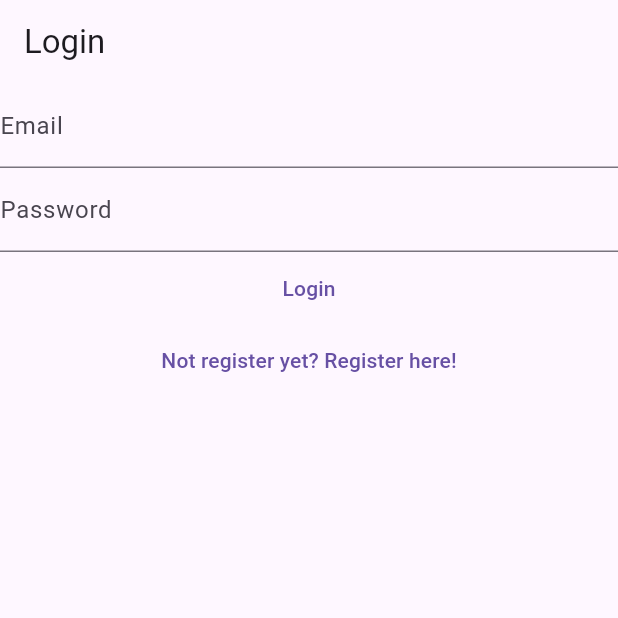
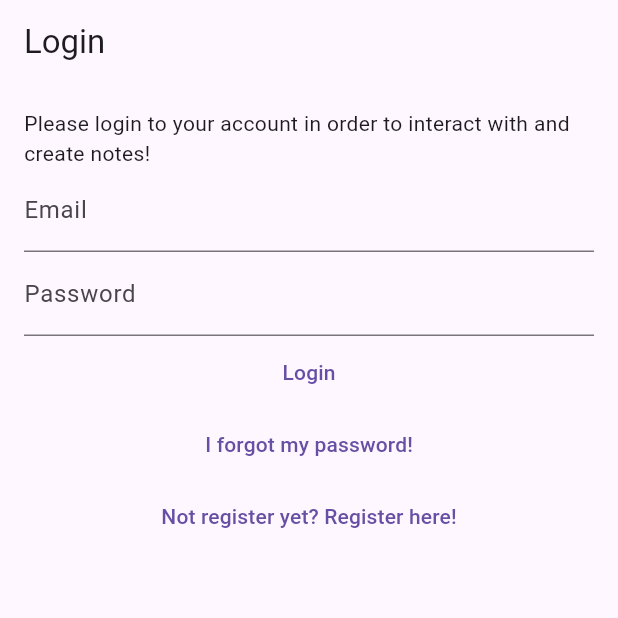
Before and after one commit to lord-ainsoowlgown/my-notes, a Flutter app: the screen it shows after launch, on a phone screen of 412 x 824 dp, the top half of it. Run offline on Flutter 3.47's test engine with Material 3 defaults, Android fonts, the phone set to English and light mode, and no system bars; our stand-ins replace bloc, cloud_firestore, equatable, firebase_auth, firebase_core, flutter_bloc and 1 more; accounts and stored records are empty; generated files the repository leaves out were written again.

Commit message:
Implemented Password Reset Functionality

```diff
--- a/lib/main.dart
+++ b/lib/main.dart
@@ -6,6 +6,7 @@ import 'package:mynotes/services/auth/bloc/auth_bloc.dart';
 import 'package:mynotes/services/auth/bloc/auth_event.dart';
 import 'package:mynotes/services/auth/bloc/auth_state.dart';
 import 'package:mynotes/services/auth/firebase_auth_provider.dart';
+import 'package:mynotes/views/forgot_password_view.dart';
 import 'package:mynotes/views/login_view.dart';
 import 'package:mynotes/views/notes/create_update_note_view.dart';
 import 'package:mynotes/views/notes/notes_view.dart';
@@ -49,6 +50,8 @@ class HomePage extends StatelessWidget {
       builder: (context, state) {
       if (state is AuthStateLoggedIn) {
         return const NotesView();
+      } else if (state is AuthStateForgotPassword) {
+        return const ForgotPasswordView();
       } else if (state is AuthStateNeedsVerification) {
         return const VerifyEmailView();
       } else if (state is AuthStateLoggedOut) {
--- a/lib/services/auth/auth_provider.dart
+++ b/lib/services/auth/auth_provider.dart
@@ -16,4 +16,5 @@ abstract class AuthProvider {
 
   Future<void> sendEmailVerification();
   Future<void> logOut();
+  Future<void> sendPasswordReset({required String toEmail});
 }
--- a/lib/services/auth/auth_service.dart
+++ b/lib/services/auth/auth_service.dart
@@ -29,4 +29,7 @@ class AuthService implements AuthProvider {
 
   @override
   Future<void> initialize() => provider.initialize();
+
+  @override
+  Future<void> sendPasswordReset({required String toEmail}) => provider.sendPasswordReset(toEmail: toEmail);
 }
--- a/lib/services/auth/bloc/auth_event.dart
+++ b/lib/services/auth/bloc/auth_event.dart
@@ -17,26 +17,25 @@ class AuthEventLogin extends AuthEvent {
   final String email;
   final String password;
 
-  const AuthEventLogin(
-    this.email,
-    this.password,
-  );
+  const AuthEventLogin(this.email, this.password);
 }
 
 class AuthEventRegister extends AuthEvent {
   final String email;
   final String password;
 
-  const AuthEventRegister(
-    this.email,
-    this.password,
-  );
+  const AuthEventRegister(this.email, this.password);
 }
 
 class AuthEventShouldRegister extends AuthEvent {
   const AuthEventShouldRegister();
 }
 
+class AuthEventForgotPassword extends AuthEvent {
+  final String? email;
+  const AuthEventForgotPassword({this.email});
+}
+
 class AuthEventLogout extends AuthEvent {
   const AuthEventLogout();
 }
--- a/lib/services/auth/bloc/auth_state.dart
+++ b/lib/services/auth/bloc/auth_state.dart
@@ -6,28 +6,41 @@ import 'package:equatable/equatable.dart';
 abstract class AuthState {
   final bool isLoading;
   final String? loadingText;
-  const AuthState({required this.isLoading, this.loadingText='Please wait a moment...'});
+  const AuthState({
+    required this.isLoading,
+    this.loadingText = 'Please wait a moment...',
+  });
 }
 
 class AuthStateUninitialized extends AuthState {
   const AuthStateUninitialized({required bool isLoading})
-      : super(isLoading: isLoading);
+    : super(isLoading: isLoading);
 }
 
 class AuthStateRegistering extends AuthState {
   final Exception? exception;
   const AuthStateRegistering({required this.exception, required isLoading})
-      : super(isLoading: isLoading);
+    : super(isLoading: isLoading);
 }
 
 class AuthStateLoggedIn extends AuthState {
   final AuthUser user;
   const AuthStateLoggedIn({required this.user, required bool isLoading})
-      : super(isLoading: isLoading);
+    : super(isLoading: isLoading);
 }
 
 class AuthStateNeedsVerification extends AuthState {
-  const AuthStateNeedsVerification({
+  const AuthStateNeedsVerification({required bool isLoading})
+    : super(isLoading: isLoading);
+}
+
+class AuthStateForgotPassword extends AuthState {
+  final Exception? exception;
+  final bool hasSentEmail;
+
+  const AuthStateForgotPassword({
+    required this.exception,
+    required this.hasSentEmail,
     required bool isLoading,
   }) : super(isLoading: isLoading);
 }
--- /dev/null
+++ b/lib/utilites/dialogs/password_reset_email_sent_dialog.dart
@@ -0,0 +1,13 @@
+import 'package:flutter/material.dart';
+import 'package:mynotes/utilites/dialogs/generic_dialog.dart';
+
+Future<void> showPasswordResetSentDialog(BuildContext context) {
+  return showGenericDialog(
+    context: context,
+    title: 'Password Reset',
+    content: 'We have sent you a password reset link. Please check your email.',
+    optionsBuilder: () => {
+      'OK': null,
+    },
+  );
+}
--- a/lib/views/login_view.dart
+++ b/lib/views/login_view.dart
@@ -47,8 +47,13 @@ class _LoginViewState extends State<LoginView> {
       },
       child: Scaffold(
         appBar: AppBar(title: const Text('Login')),
-        body: Column(
+        body: Padding(
+          padding: const EdgeInsets.all(16.0),
+          child: Column(
             children: [
+              Text(
+                'Please login to your account in order to interact with and create notes!',
+              ),
               TextField(
                 controller: _email,
                 enableSuggestions: false,
@@ -82,6 +87,12 @@ class _LoginViewState extends State<LoginView> {
               ),
               TextButton(
                 onPressed: () {
+                  context.read<AuthBloc>().add(const AuthEventForgotPassword());
+                },
+                child: const Text('I forgot my password!'),
+              ),
+              TextButton(
+                onPressed: () {
                   context.read<AuthBloc>().add(const AuthEventShouldRegister());
                 },
                 child: const Text('Not register yet? Register here!'),
@@ -89,6 +100,7 @@ class _LoginViewState extends State<LoginView> {
             ],
           ),
         ),
+      ),
     );
   }
 }
--- a/lib/views/verify_email_view.dart
+++ b/lib/views/verify_email_view.dart
@@ -15,7 +15,9 @@ class _VerifyEmailViewState extends State<VerifyEmailView> {
   Widget build(BuildContext context) {
     return Scaffold(
       appBar: AppBar(title: const Text('Verify Email')),
-      body: Column(
+      body: Padding(
+        padding: const EdgeInsets.all(16.0),
+        child: Column(
           children: [
             const Text("We've send you an email verification. Please check your inbox."),
             const Text("If you haven't received a verification email yet, press the button below."),
@@ -33,6 +35,7 @@ class _VerifyEmailViewState extends State<VerifyEmailView> {
             ),
           ],
         ),
+      ),
     );
   }
 }
```
Also changed, not shown: lib/services/auth/bloc/auth_bloc.dart (+41 -0 lines), lib/services/auth/firebase_auth_provider.dart (+18 -0 lines), lib/views/forgot_password_view.dart (added, +88 -0 lines), lib/views/register_view.dart (+15 -1 lines), 1 other file. Lines whose indentation alone changed are shown as unchanged.
